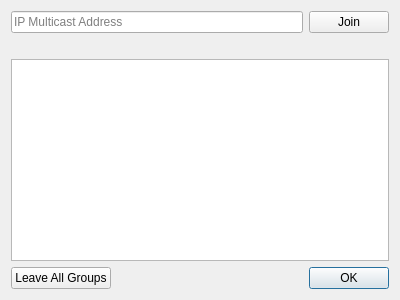
Before: the Qt Designer form src/multicastsetup.ui in dannagle/PacketSender, drawn with Qt 5.
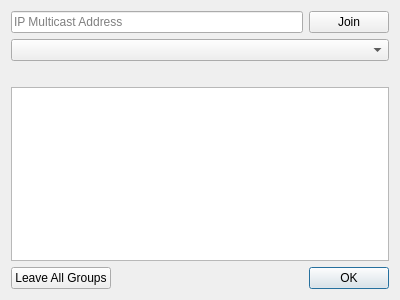
After: the same form once the commit is applied.

Commit message: add dropdown to hold interfaces for the user to select from

```diff
--- a/src/multicastsetup.ui
+++ b/src/multicastsetup.ui
@@ -32,6 +32,9 @@
      </item>
     </layout>
    </item>
+   <item>
+    <widget class="QComboBox" name="interfaceListDropDown"/>
+   </item>
    <item>
     <widget class="QLabel" name="infoLabel">
      <property name="text">
```
